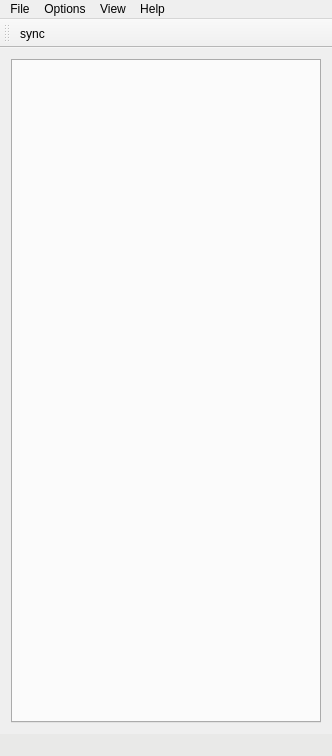
Qt form MainWindow.ui (Epicwow/eye) before a commit.
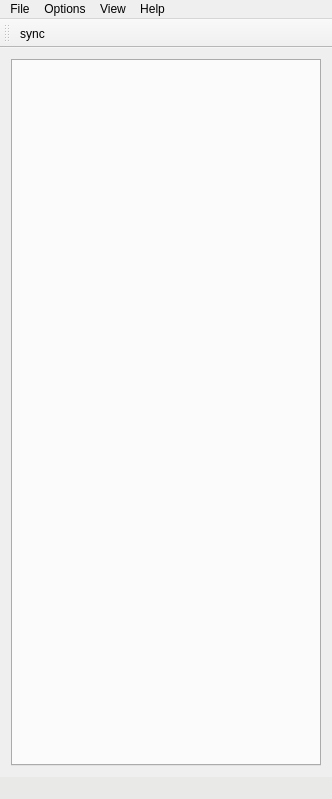
The same form after that commit. Icons and pictures are not drawn.

Diff of the .ui file:
```diff
--- a/MainWindow.ui
+++ b/MainWindow.ui
@@ -7,7 +7,7 @@
     <x>0</x>
     <y>0</y>
     <width>332</width>
-    <height>756</height>
+    <height>799</height>
    </rect>
   </property>
   <property name="sizePolicy">
```
